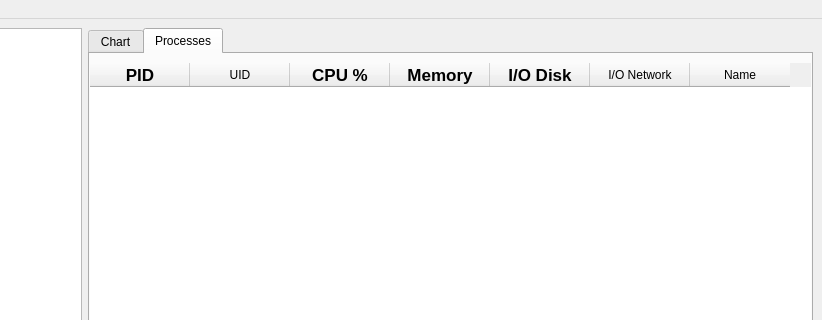
The window that ltm.ui (rejuce/LikeTaskManager) describes before a commit, drawn with Qt 5; both pictures show x 289 to 1111 and y 0 to 320 of the 1111 by 759 pixel window.
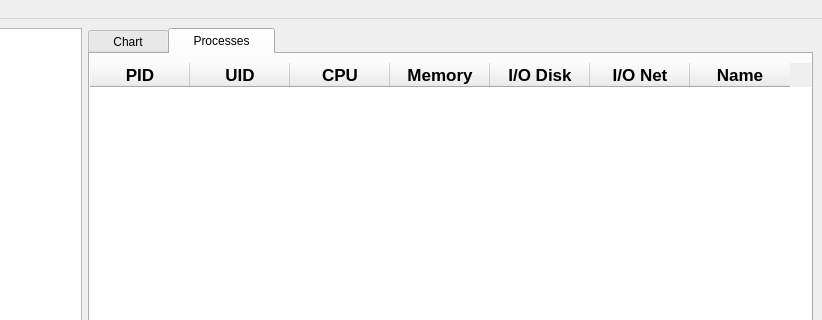
The same window after the commit. The open tabs and pages were chosen to show the change. Custom widgets are drawn as their Qt base class.

Patch:
```diff
--- a/ltm.ui
+++ b/ltm.ui
@@ -41,7 +41,7 @@
       </property>
       <widget class="QWidget" name="tab_3">
        <attribute name="title">
-        <string>Chart</string>
+        <string>    Chart    </string>
        </attribute>
        <layout class="QVBoxLayout" name="verticalLayout_6">
         <item>
@@ -2037,7 +2037,7 @@
       </widget>
       <widget class="QWidget" name="tab_4">
        <attribute name="title">
-        <string>Processes</string>
+        <string>    Processes    </string>
        </attribute>
        <layout class="QVBoxLayout" name="verticalLayout_7">
         <property name="leftMargin">
@@ -2098,15 +2098,25 @@
              <bold>true</bold>
             </font>
            </property>
+           <property name="textAlignment">
+            <set>AlignCenter</set>
+           </property>
           </column>
           <column>
            <property name="text">
             <string>UID</string>
            </property>
+           <property name="font">
+            <font>
+             <pointsize>13</pointsize>
+             <weight>75</weight>
+             <bold>true</bold>
+            </font>
+           </property>
           </column>
           <column>
            <property name="text">
-            <string>CPU %</string>
+            <string>CPU</string>
            </property>
            <property name="font">
             <font>
@@ -2142,13 +2152,27 @@
           </column>
           <column>
            <property name="text">
-            <string>I/O Network</string>
+            <string>I/O Net</string>
+           </property>
+           <property name="font">
+            <font>
+             <pointsize>13</pointsize>
+             <weight>75</weight>
+             <bold>true</bold>
+            </font>
            </property>
           </column>
           <column>
            <property name="text">
             <string>Name</string>
            </property>
+           <property name="font">
+            <font>
+             <pointsize>13</pointsize>
+             <weight>75</weight>
+             <bold>true</bold>
+            </font>
+           </property>
           </column>
          </widget>
         </item>
```
Left out of the diff: 157 changed lines with no effect on the pictures.
